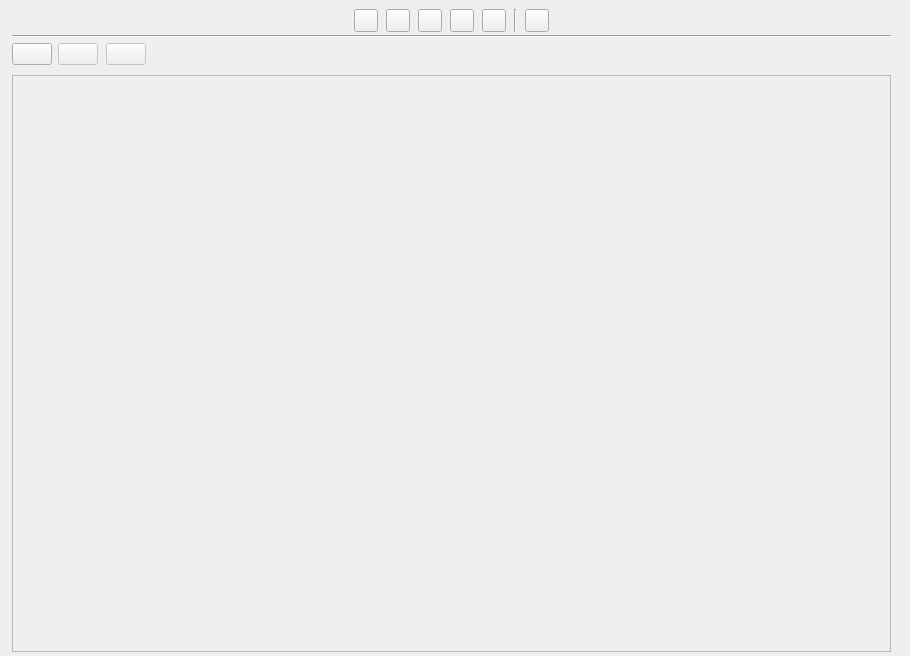
The window that ui/characters_view.ui (zkovari/plotlyst) describes before a commit, drawn with Qt 5.
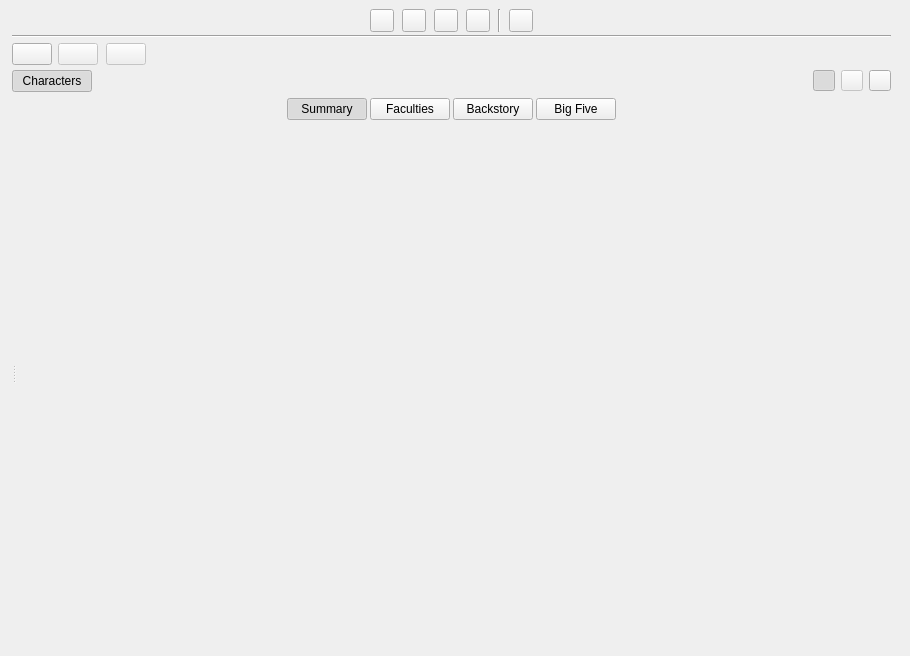
The same window after the commit. The open tabs and pages were chosen to show the change. Custom widgets are drawn as their Qt base class.

Commit message:
Move backstory panel to comparison panel, closes #778 (#816)
* Move backstory panel to comparison panel, closes #778

* progress

* progress

* save

* header

The edit to the form file:
```diff
--- a/ui/characters_view.ui
+++ b/ui/characters_view.ui
@@ -160,7 +160,7 @@
            </widget>
           </item>
           <item>
-           <widget class="QToolButton" name="btnBackstoryView">
+           <widget class="QToolButton" name="btnComparison">
             <property name="cursor">
              <cursorShape>PointingHandCursor</cursorShape>
             </property>
@@ -212,31 +212,6 @@
             </attribute>
            </widget>
           </item>
-          <item>
-           <widget class="QToolButton" name="btnComparison">
-            <property name="cursor">
-             <cursorShape>PointingHandCursor</cursorShape>
-            </property>
-            <property name="toolTip">
-             <string>Comparison view</string>
-            </property>
-            <property name="text">
-             <string/>
-            </property>
-            <property name="shortcut">
-             <string>5</string>
-            </property>
-            <property name="checkable">
-             <bool>true</bool>
-            </property>
-            <property name="base" stdset="0">
-             <bool>true</bool>
-            </property>
-            <attribute name="buttonGroup">
-             <string notr="true">btnGroupViews</string>
-            </attribute>
-           </widget>
-          </item>
           <item>
            <widget class="Line" name="line_2">
             <property name="orientation">
@@ -512,78 +487,6 @@
            </item>
           </layout>
          </widget>
-         <widget class="QWidget" name="pageBackstory">
-          <layout class="QVBoxLayout" name="verticalLayout_2">
-           <property name="spacing">
-            <number>3</number>
-           </property>
-           <property name="leftMargin">
-            <number>0</number>
-           </property>
-           <property name="topMargin">
-            <number>2</number>
-           </property>
-           <property name="rightMargin">
-            <number>0</number>
-           </property>
-           <property name="bottomMargin">
-            <number>2</number>
-           </property>
-           <item alignment="Qt::AlignTop">
-            <widget class="CharacterSelectorButtons" name="wdgCharacterSelector" native="true">
-             <property name="sizePolicy">
-              <sizepolicy hsizetype="Expanding" vsizetype="Preferred">
-               <horstretch>0</horstretch>
-               <verstretch>0</verstretch>
-              </sizepolicy>
-             </property>
-             <property name="minimumSize">
-              <size>
-               <width>0</width>
-               <height>0</height>
-              </size>
-             </property>
-            </widget>
-           </item>
-           <item>
-            <widget class="QScrollArea" name="scrollArea_2">
-             <property name="widgetResizable">
-              <bool>true</bool>
-             </property>
-             <widget class="QWidget" name="scrollAreaBackstoryContent">
-              <property name="geometry">
-               <rect>
-                <x>0</x>
-                <y>0</y>
-                <width>98</width>
-                <height>28</height>
-               </rect>
-              </property>
-              <property name="bg-image" stdset="0">
-               <bool>true</bool>
-              </property>
-              <layout class="QHBoxLayout" name="horizontalLayout_4">
-               <property name="spacing">
-                <number>3</number>
-               </property>
-               <property name="leftMargin">
-                <number>2</number>
-               </property>
-               <property name="topMargin">
-                <number>2</number>
-               </property>
-               <property name="rightMargin">
-                <number>2</number>
-               </property>
-               <property name="bottomMargin">
-                <number>2</number>
-               </property>
-              </layout>
-             </widget>
-            </widget>
-           </item>
-          </layout>
-         </widget>
          <widget class="QWidget" name="pageRelationsView">
           <layout class="QVBoxLayout" name="verticalLayout_9">
            <property name="spacing">
@@ -719,7 +622,20 @@
               </spacer>
              </item>
              <item>
+              <widget class="QWidget" name="wdgComparisonLayout" native="true">
               <layout class="QHBoxLayout" name="horizontalLayout_9">
+                <property name="leftMargin">
+                 <number>0</number>
+                </property>
+                <property name="topMargin">
+                 <number>0</number>
+                </property>
+                <property name="rightMargin">
+                 <number>0</number>
+                </property>
+                <property name="bottomMargin">
+                 <number>0</number>
+                </property>
                <item>
                 <widget class="QToolButton" name="btnHorizontalComparison">
                  <property name="enabled">
@@ -811,6 +727,7 @@
                 </widget>
                </item>
               </layout>
+              </widget>
              </item>
             </layout>
            </item>
@@ -957,6 +874,34 @@
                        </attribute>
                       </widget>
                      </item>
+                     <item>
+                      <widget class="QPushButton" name="btnBackstoryComparison">
+                       <property name="cursor">
+                        <cursorShape>PointingHandCursor</cursorShape>
+                       </property>
+                       <property name="toolTip">
+                        <string>Compare Big Five traits</string>
+                       </property>
+                       <property name="text">
+                        <string>Backstory</string>
+                       </property>
+                       <property name="checkable">
+                        <bool>true</bool>
+                       </property>
+                       <property name="checked">
+                        <bool>false</bool>
+                       </property>
+                       <property name="transparent-rounded-bg-on-hover" stdset="0">
+                        <bool>true</bool>
+                       </property>
+                       <property name="secondary-selector" stdset="0">
+                        <bool>true</bool>
+                       </property>
+                       <attribute name="buttonGroup">
+                        <string notr="true">btnGroupComparison</string>
+                       </attribute>
+                      </widget>
+                     </item>
                      <item>
                       <widget class="QPushButton" name="btnBigFiveComparison">
                        <property name="cursor">
@@ -1021,7 +966,7 @@
                     <x>0</x>
                     <y>0</y>
                     <width>873</width>
-                    <height>520</height>
+                    <height>521</height>
                    </rect>
                   </property>
                   <property name="relaxed-white-bg" stdset="0">
@@ -1165,12 +1110,6 @@
    <header>src.main.python.plotlyst.view.widget.cards</header>
    <container>1</container>
   </customwidget>
-  <customwidget>
-   <class>CharacterSelectorButtons</class>
-   <extends>QWidget</extends>
-   <header>src.main.python.plotlyst.view.widget.characters</header>
-   <container>1</container>
-  </customwidget>
  </customwidgets>
  <resources/>
  <connections/>
```
Left out of the diff: 9 changed lines with no effect on the pictures. Lines whose indentation alone changed are shown as unchanged. The commit also changes 3 other files.
